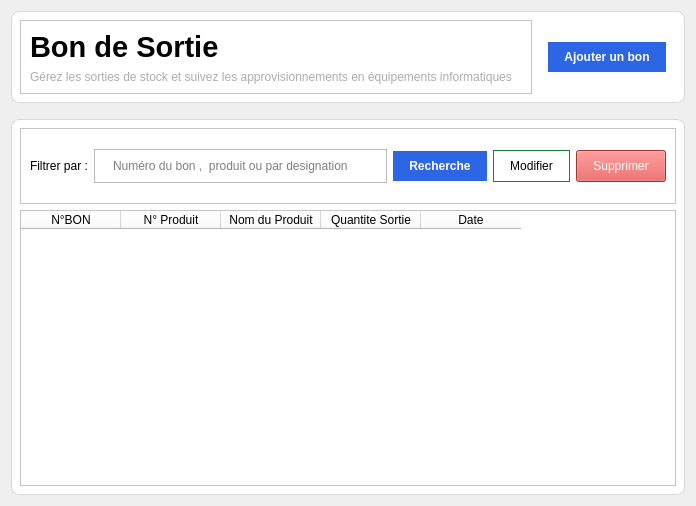
Qt form interface/exit_widget.ui (miranto-andria/stock-it) before a commit.
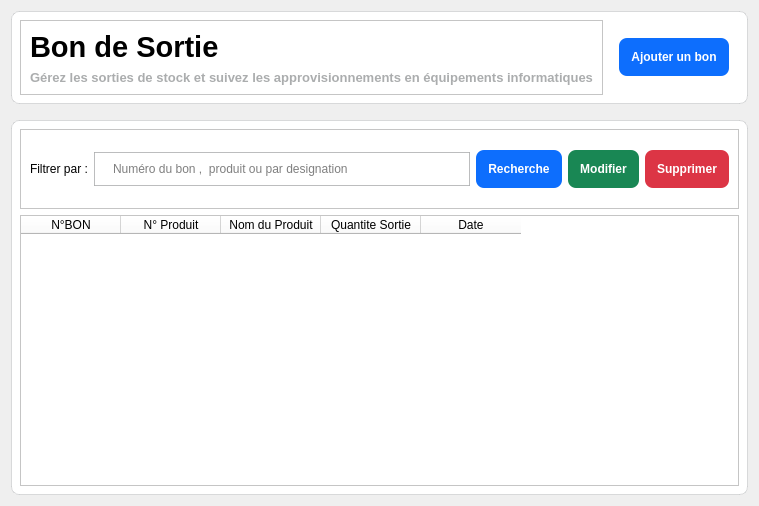
The same form after that commit. Icons and pictures are not drawn.

Patch:
```diff
--- a/interface/exit_widget.ui
+++ b/interface/exit_widget.ui
@@ -6,7 +6,7 @@
    <rect>
     <x>0</x>
     <y>0</y>
-    <width>696</width>
+    <width>736</width>
     <height>506</height>
    </rect>
   </property>
@@ -21,7 +21,9 @@
 background-color : #fff;
 }
 #description{
-color : #abadae
+color : #abadae;
+font-size : 10pt;
+font-weight : 500;
 }
 
 #searchBar{
@@ -125,10 +127,14 @@
          <item>
           <widget class="QPushButton" name="btnAdd">
            <property name="styleSheet">
-            <string notr="true">background-color : #2d66e4;
-font : bold;
+            <string notr="true">QPushButton { background-color : #0d6efd;
+color : #ffffff;
 border : none;
-color : white</string>
+border-radius : 8px;
+font : bold;
+padding : 12px; }
+QPushButton:hover { background-color : #0b5ed7; }
+QPushButton:pressed { background-color : #0a58ca; }</string>
            </property>
            <property name="text">
             <string>Ajouter un bon</string>
@@ -138,8 +144,8 @@
            </property>
            <property name="iconSize">
             <size>
-             <width>12</width>
-             <height>12</height>
+             <width>17</width>
+             <height>17</height>
             </size>
            </property>
           </widget>
@@ -195,10 +201,14 @@
          <item>
           <widget class="QPushButton" name="btnSearch">
            <property name="styleSheet">
-            <string notr="true">background-color : #2d66e4;
-font : bold;
+            <string notr="true">QPushButton { background-color : #0d6efd;
+color : #ffffff;
 border : none;
-color : white</string>
+border-radius : 8px;
+font : bold;
+padding : 12px; }
+QPushButton:hover { background-color : #0b5ed7; }
+QPushButton:pressed { background-color : #0a58ca; }</string>
            </property>
            <property name="text">
             <string>Recherche</string>
@@ -208,8 +218,8 @@
            </property>
            <property name="iconSize">
             <size>
-             <width>12</width>
-             <height>12</height>
+             <width>17</width>
+             <height>17</height>
             </size>
            </property>
           </widget>
@@ -217,7 +227,14 @@
          <item>
           <widget class="QPushButton" name="btnEdit">
            <property name="styleSheet">
-            <string notr="true">border : 1px solid #15803d;color : black;</string>
+            <string notr="true">QPushButton { background-color : #198754;
+color : #ffffff;
+border : none;
+border-radius : 8px;
+font : bold;
+padding : 12px; }
+QPushButton:hover { background-color : #157347; }
+QPushButton:pressed { background-color : #146c43; }</string>
            </property>
            <property name="text">
             <string>Modifier</string>
@@ -227,8 +244,8 @@
            </property>
            <property name="iconSize">
             <size>
-             <width>12</width>
-             <height>12</height>
+             <width>17</width>
+             <height>17</height>
             </size>
            </property>
           </widget>
@@ -236,7 +253,14 @@
          <item>
           <widget class="QPushButton" name="btnDelete">
            <property name="styleSheet">
-            <string notr="true">background:#dc4a4a;color:white;</string>
+            <string notr="true">QPushButton { background-color : #dc3545;
+color : #ffffff;
+border : none;
+border-radius : 8px;
+font : bold;
+padding : 12px; }
+QPushButton:hover { background-color : #bb2d3e; }
+QPushButton:pressed { background-color : #b02a37; }</string>
            </property>
            <property name="text">
             <string>Supprimer</string>
@@ -246,8 +270,8 @@
            </property>
            <property name="iconSize">
             <size>
-             <width>12</width>
-             <height>12</height>
+             <width>17</width>
+             <height>17</height>
             </size>
            </property>
           </widget>
```
Left out of the diff: 17 changed lines with no effect on the pictures.
